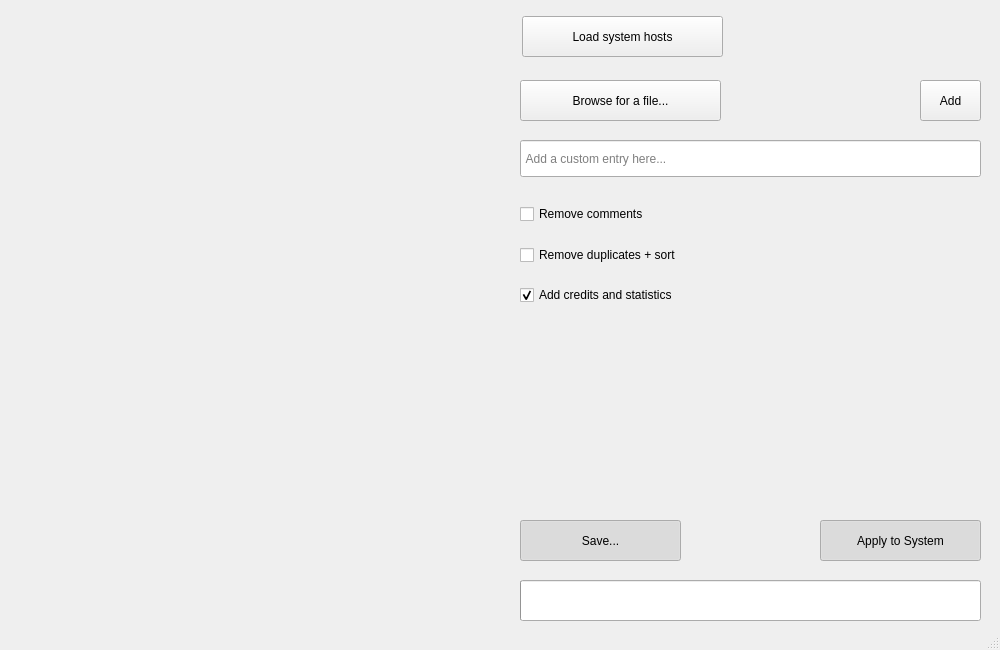
Old version of the form mainwindow.ui in the repository Nek-12/HostsToolkit.
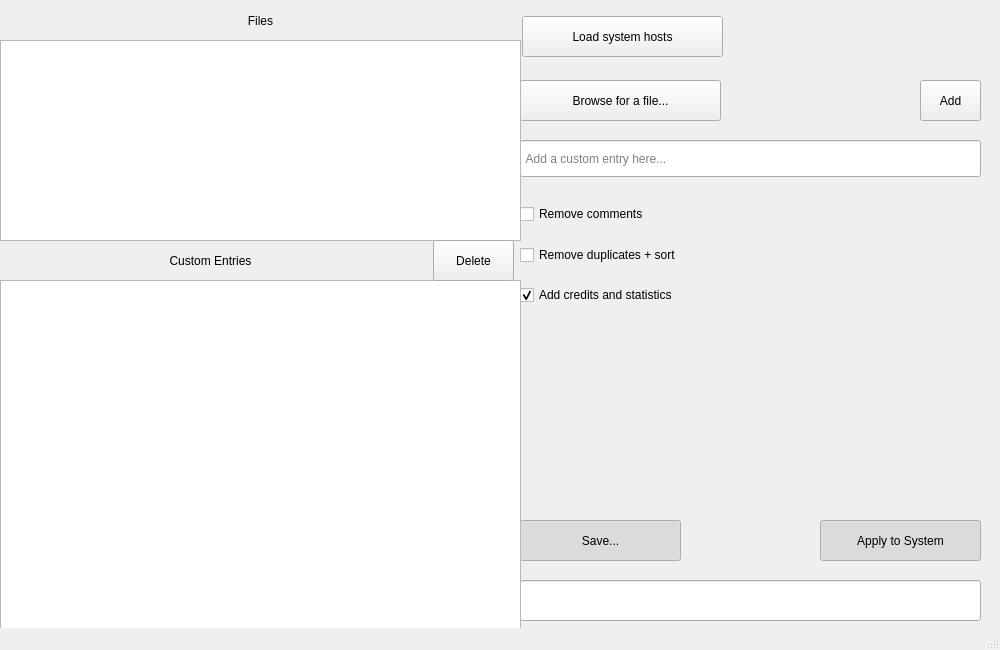
New version of the form. Icons and pictures are not drawn.

Patch:
```diff
--- a/mainwindow.ui
+++ b/mainwindow.ui
@@ -283,6 +283,98 @@
      <bool>true</bool>
     </property>
    </widget>
+   <widget class="QListWidget" name="CustomEntriesList">
+    <property name="geometry">
+     <rect>
+      <x>0</x>
+      <y>280</y>
+      <width>521</width>
+      <height>361</height>
+     </rect>
+    </property>
+    <property name="acceptDrops">
+     <bool>false</bool>
+    </property>
+    <property name="frameShape">
+     <enum>QFrame::StyledPanel</enum>
+    </property>
+    <property name="editTriggers">
+     <set>QAbstractItemView::NoEditTriggers</set>
+    </property>
+    <property name="tabKeyNavigation">
+     <bool>true</bool>
+    </property>
+    <property name="showDropIndicator" stdset="0">
+     <bool>false</bool>
+    </property>
+    <property name="alternatingRowColors">
+     <bool>true</bool>
+    </property>
+    <property name="uniformItemSizes">
+     <bool>true</bool>
+    </property>
+    <property name="sortingEnabled">
+     <bool>true</bool>
+    </property>
+   </widget>
+   <widget class="QListWidget" name="FileList">
+    <property name="geometry">
+     <rect>
+      <x>0</x>
+      <y>40</y>
+      <width>521</width>
+      <height>201</height>
+     </rect>
+    </property>
+    <property name="acceptDrops">
+     <bool>true</bool>
+    </property>
+   </widget>
+   <widget class="QLabel" name="label">
+    <property name="geometry">
+     <rect>
+      <x>0</x>
+      <y>0</y>
+      <width>521</width>
+      <height>41</height>
+     </rect>
+    </property>
+    <property name="text">
+     <string>Files</string>
+    </property>
+    <property name="alignment">
+     <set>Qt::AlignCenter</set>
+    </property>
+   </widget>
+   <widget class="QLabel" name="label_2">
+    <property name="geometry">
+     <rect>
+      <x>0</x>
+      <y>240</y>
+      <width>421</width>
+      <height>41</height>
+     </rect>
+    </property>
+    <property name="text">
+     <string>Custom Entries</string>
+    </property>
+    <property name="alignment">
+     <set>Qt::AlignCenter</set>
+    </property>
+   </widget>
+   <widget class="QPushButton" name="DeleteListItemButton">
+    <property name="geometry">
+     <rect>
+      <x>433</x>
+      <y>240</y>
+      <width>81</width>
+      <height>41</height>
+     </rect>
+    </property>
+    <property name="text">
+     <string>Delete</string>
+    </property>
+   </widget>
   </widget>
   <widget class="QStatusBar" name="Stats"/>
  </widget>
```
